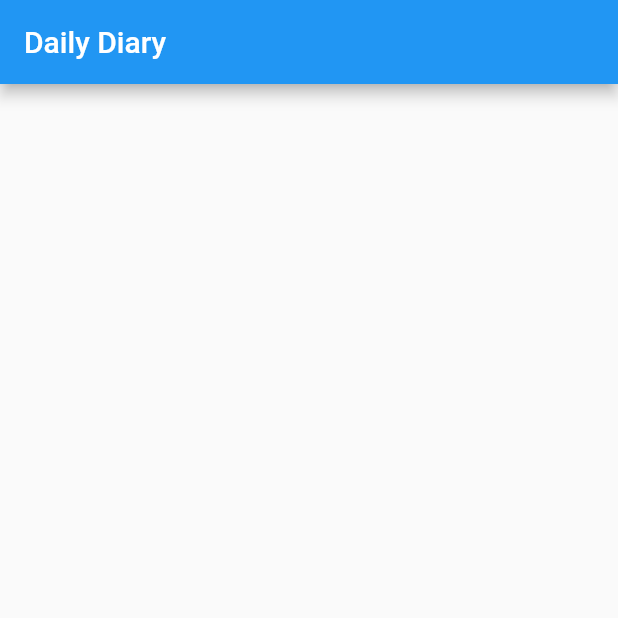
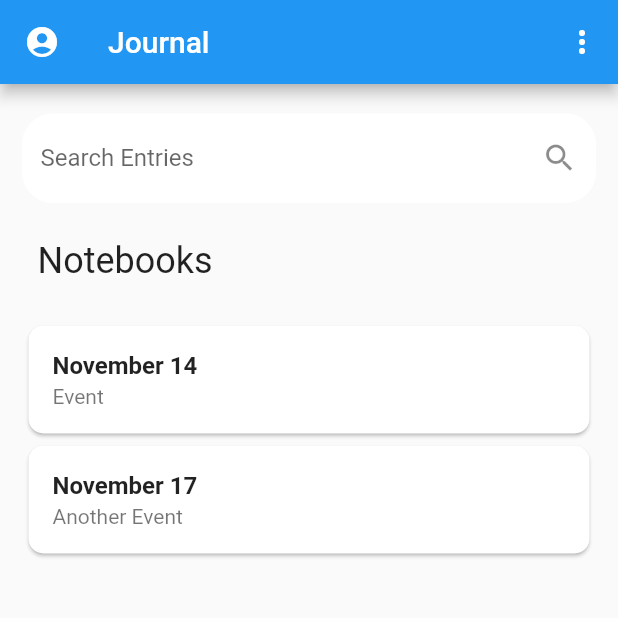
Before and after one commit to indev-aj/daily_diary, a Flutter app: the screen it shows after launch, on a phone screen of 412 x 824 dp, the top half of it. Run offline on Flutter 3.47's test engine with Material 2 defaults, Android fonts, the phone set to English and light mode, and no system bars.

Commit message:
added main page

```diff
--- a/lib/main.dart
+++ b/lib/main.dart
@@ -9,6 +9,7 @@ class MyApp extends StatelessWidget {
   @override
   Widget build(BuildContext context) {
     return MaterialApp(
+      theme: ThemeData.fallback(),
       debugShowCheckedModeBanner: false,
       home: MainScreen(),
     );
--- a/lib/screens/main_screen.dart
+++ b/lib/screens/main_screen.dart
@@ -6,13 +6,87 @@ class MainScreen extends StatefulWidget {
 }
 
 class _MainScreenState extends State<MainScreen> {
+  final GlobalKey<ScaffoldState> _scaffoldKey = GlobalKey();
   @override
   Widget build(BuildContext context) {
     return Scaffold(
+      resizeToAvoidBottomInset: false,
+      key: _scaffoldKey,
       appBar: AppBar(
-        title: Text('Daily Diary'),
+        leading: IconButton(
+          icon: Icon(Icons.account_circle),
+          onPressed: () {
+            _scaffoldKey.currentState.openDrawer();
+          },
+        ),
+        title: Text('Journal'),
+        actions: <Widget>[
+          IconButton(icon: Icon(Icons.more_vert), onPressed: () {}),
+        ],
       ),
-      body: Container(),
+      body: mainBody(),
+    );
+  }
+
+  Widget mainBody() {
+    return Container(
+      padding: EdgeInsets.symmetric(horizontal: 15, vertical: 10),
+      child: Column(
+        children: <Widget>[
+          Container(
+            padding: EdgeInsets.only(top: 10),
+            // TextField need to be changed as Background goes
+            // square when focused
+            child: TextField(
+              decoration: InputDecoration(
+                fillColor: Colors.white,
+                filled: true,
+                labelText: 'Search Entries',
+                suffixIcon: Icon(Icons.search),
+                enabledBorder: OutlineInputBorder(
+                  borderRadius: BorderRadius.circular(20),
+                  borderSide: BorderSide(color: Colors.white, width: 0),
+                ),
+              ),
+            ),
+          ),
+          SizedBox(height: 25),
+          Container(
+            padding: EdgeInsets.only(left: 10),
+            alignment: Alignment.centerLeft,
+            child: Text(
+              'Notebooks',
+              style: TextStyle(fontSize: 24),
+            ),
+          ),
+          SizedBox(height: 25),
+          Container(
+            child: Column(
+              children: <Widget>[
+                customCard('November 14', 'Event'),
+                customCard('November 17', 'Another Event'),
+              ],
+            ),
+          ),
+        ],
+      ),
+    );
+  }
+
+  Widget customCard(String subject, String body) {
+    return Card(
+      shape: RoundedRectangleBorder(
+        borderRadius: BorderRadius.circular(10),
+      ),
+      child: ListTile(
+        title: Text(
+          subject,
+          style: TextStyle(
+            fontWeight: FontWeight.bold,
+          ),
+        ),
+        subtitle: Text(body),
+      ),
     );
   }
 }
```
